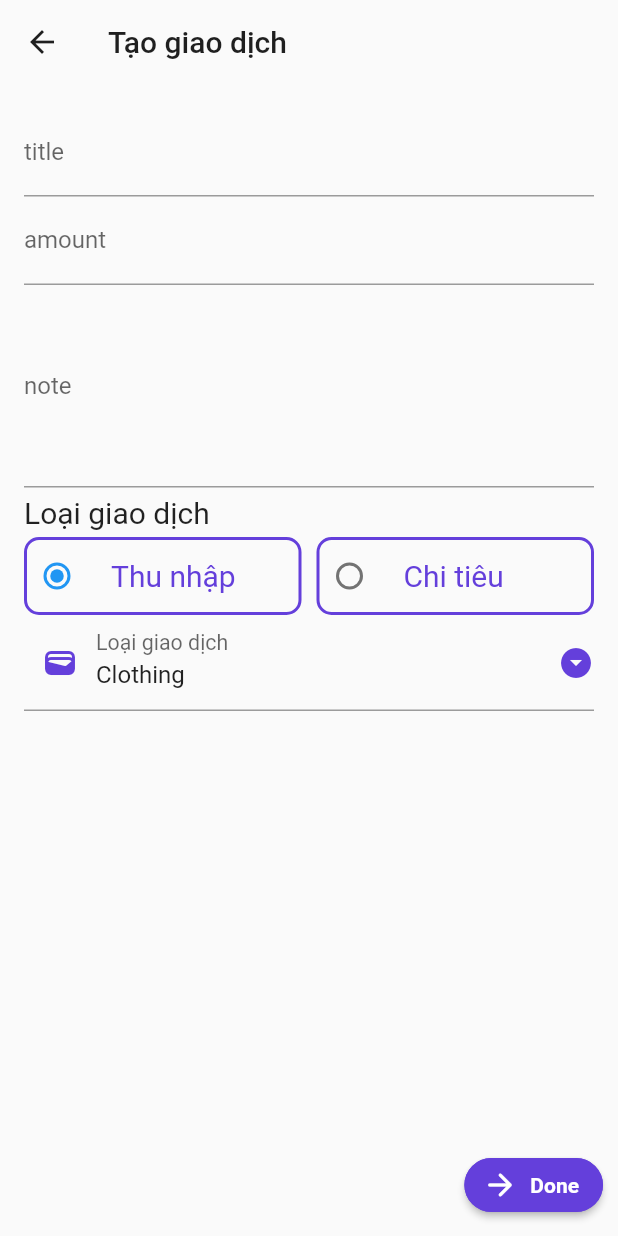
After one commit to kat1002/YourBuddy, a Flutter app: the AddTransaction screen opened directly, on a phone screen of 412 x 824 dp. The commit adds this screen. Run offline on Flutter 3.47's test engine with Material 2 defaults, Android fonts, the phone set to English and light mode, and no system bars; our stand-ins replace hive, hive_flutter, table_calendar; accounts and stored records are empty; Roboto replaces fonts that are missing (SFPro).

Commit message:
transaction update

```diff
--- a/lib/main.dart
+++ b/lib/main.dart
@@ -11,6 +11,7 @@ void main() async {
 
   await Hive.openBox("Event_Database");
   await Hive.openBox("Task_Database");
+  await Hive.openBox("Transaction_Database");
 
   runApp(MyApp());
 }
--- /dev/null
+++ b/lib/models/transaction.dart
@@ -0,0 +1,59 @@
+import 'package:hive/hive.dart';
+import 'package:uuid/uuid.dart';
+
+part 'transaction.g.dart';
+
+@HiveType(typeId: 1)
+class Transaction extends HiveObject {
+  @HiveField(0)
+  final String id;
+  @HiveField(1)
+  String title;
+  @HiveField(2)
+  double amount;
+  @HiveField(3)
+  String? note;
+  @HiveField(4)
+  TransactionType type;
+  @HiveField(5)
+  Category category;
+  Transaction({
+    required this.id,
+    required this.title,
+    required this.amount,
+    this.note,
+    required this.type,
+    required this.category,
+  });
+
+  factory Transaction.create(
+          {required String title,
+          required double amount,
+          String? note,
+          required TransactionType type,
+          required Category category}) =>
+      Transaction(
+          id: Uuid().v1(),
+          title: title,
+          amount: amount,
+          type: type,
+          category: category);
+}
+
+enum TransactionType { Income, Expense }
+
+enum Category {
+  Housing,
+  Transportation,
+  Food,
+  Ultilities,
+  Clothing,
+  Healthcare,
+  Insurance,
+  Supplies,
+  Personal,
+  Debt,
+  Education,
+  Gifts,
+  Entertainment
+}
--- /dev/null
+++ b/lib/util/add_transaction.dart
@@ -0,0 +1,197 @@
+import 'package:flutter/material.dart';
+import 'package:yourbuddy/models/transaction.dart';
+import 'package:yourbuddy/util/transaction_data_store.dart';
+import 'package:yourbuddy/widgets/transactiontype_radio_button.dart';
+
+class AddTransaction extends StatefulWidget {
+  const AddTransaction({
+    Key? key,
+  }) : super(key: key);
+
+  @override
+  State<AddTransaction> createState() => _AddTransactionState();
+}
+
+class _AddTransactionState extends State<AddTransaction> {
+  late DateTime _selectedDate;
+  final _titleController = TextEditingController();
+  final _amountController = TextEditingController();
+  final _noteController = TextEditingController();
+  TransactionType transactionType = TransactionType.Income;
+  Category category = Category.Clothing;
+
+  TransactionDataStore db = TransactionDataStore();
+
+  @override
+  void initState() {
+    super.initState();
+  }
+
+  @override
+  void dispose() {
+    _titleController.dispose();
+    _amountController.dispose();
+    _noteController.dispose();
+    super.dispose();
+  }
+
+  @override
+  Widget build(BuildContext context) {
+    return Scaffold(
+      appBar: AppBar(
+        title: const Text(
+          'Tạo giao dịch',
+          style: TextStyle(color: Color(0xff1f1f1f)),
+          textAlign: TextAlign.center,
+        ),
+        backgroundColor: Colors.transparent,
+        bottomOpacity: 0.0,
+        elevation: 0.0,
+        leading: IconButton(
+          onPressed: () {
+            Navigator.pop(context);
+          },
+          icon: Icon(Icons.arrow_back),
+          color: Color(0xff1f1f1f),
+        ),
+      ),
+      body: Stack(children: [
+        Positioned(
+          bottom: 10,
+          right: 10,
+          child: ElevatedButton.icon(
+            icon: Icon(
+              Icons.arrow_forward_rounded,
+            ),
+            label: Text(
+              'Done',
+              style: TextStyle(
+                fontWeight: FontWeight.bold,
+              ),
+            ),
+            style: ElevatedButton.styleFrom(
+              primary: Color(0xff643FDB),
+              shape: RoundedRectangleBorder(
+                side: BorderSide(color: Color(0xff643FDB)),
+                borderRadius: BorderRadius.circular(30),
+              ),
+            ),
+            onPressed: () {
+              _addTransaction();
+            },
+          ),
+        ),
+        ListView(
+          padding: const EdgeInsets.all(16.0),
+          children: [
+            TextField(
+              controller: _titleController,
+              maxLines: 1,
+              decoration: const InputDecoration(labelText: 'title'),
+            ),
+            TextField(
+              controller: _amountController,
+              maxLines: 1,
+              decoration: const InputDecoration(labelText: 'amount'),
+              keyboardType: TextInputType.number,
+            ),
+            TextField(
+              controller: _noteController,
+              maxLines: 5,
+              decoration: const InputDecoration(labelText: 'note'),
+            ),
+            SizedBox(
+              height: 5,
+            ),
+            Text(
+              'Loại giao dịch',
+              style: TextStyle(fontSize: 20),
+            ),
+            SizedBox(
+              height: 5,
+            ),
+            Row(
+              children: [
+                TransactionTypeRadioButton(
+                    title: 'Thu nhập',
+                    value: TransactionType.Income,
+                    transactionType: transactionType,
+                    onChanged: (value) {
+                      setState(() {
+                        transactionType = value as TransactionType;
+                      });
+                    }),
+                SizedBox(
+                  width: 10.0,
+                ),
+                TransactionTypeRadioButton(
+                    title: 'Chi tiêu',
+                    value: TransactionType.Expense,
+                    transactionType: transactionType,
+                    onChanged: (value) {
+                      setState(() {
+                        transactionType = value as TransactionType;
+                      });
+                    }),
+              ],
+            ),
+            DropdownButtonFormField(
+                value: category,
+                items: Category.values
+                    .map((e) => DropdownMenuItem(
+                          child: Text(e.name),
+                          value: e,
+                        ))
+                    .toList(),
+                dropdownColor: Color(0xff643FDB),
+                icon: const Icon(
+                  Icons.arrow_drop_down_circle,
+                  color: Color(0xff643FDB),
+                ),
+                decoration: InputDecoration(
+                  label: Text(
+                    'Loại giao dịch',
+                    style: TextStyle(fontSize: 19),
+                  ),
+                  prefixIcon: Icon(
+                    Icons.wallet,
+                    color: Color(0xff643FDB),
+                  ),
+                ),
+                onChanged: (val) {
+                  setState(() {
+                    category = val as Category;
+                  });
+                }),
+          ],
+        ),
+      ]),
+    );
+  }
+
+  void _addTransaction() async {
+    final title = _titleController.text;
+    final amount = _amountController.text;
+    final note = _noteController.text;
+    if (title.isEmpty) {
+      print('title cannot be empty');
+      return;
+    }
+
+    if (amount.isEmpty) {
+      print('amount cannot be empty');
+      return;
+    }
+
+    await db.createTransaction(Transaction.create(
+        title: title,
+        amount: double.parse(amount),
+        note: note,
+        type: transactionType,
+        category: category));
+
+    if (mounted) {
+      Navigator.pop<bool>(context, true);
+    }
+  }
+}
--- /dev/null
+++ b/lib/widgets/transactiontype_radio_button.dart
@@ -0,0 +1,41 @@
+import 'package:flutter/material.dart';
+import 'package:yourbuddy/models/transaction.dart';
+
+class TransactionTypeRadioButton extends StatelessWidget {
+  TransactionTypeRadioButton({
+    Key? key,
+    required this.title,
+    required this.value,
+    required this.transactionType,
+    required this.onChanged,
+  }) : super(key: key);
+
+  String title;
+  TransactionType value;
+  TransactionType? transactionType;
+
+  Function(TransactionType?)? onChanged;
+
+  @override
+  Widget build(BuildContext context) {
+    return Expanded(
+        child: RadioListTile<TransactionType>(
+      shape: RoundedRectangleBorder(
+        side: BorderSide(width: 2, color: Color(0xff643FDB)),
+        borderRadius: BorderRadius.circular(10),
+      ),
+      contentPadding: EdgeInsets.all(0.0),
+      value: value,
+      groupValue: transactionType,
+      dense: true,
+      title: Text(
+        title,
+        style: TextStyle(
+          fontSize: 20,
+          color: Color(0xff643FDB),
+        ),
+      ),
+      onChanged: onChanged,
+    ));
+  }
+}
```
Also changed, not shown: lib/models/money.dart (deleted, +0 -19 lines), lib/pages/moneywise.dart (+19 -1 lines), lib/util/add_event.dart (+35 -7 lines), lib/util/transaction_data_store.dart (added, +28 -0 lines), lib/widgets/transaction_item.dart (added, +36 -0 lines), lib/models/transaction.g.dart, lib/util/money_data_store.dart (deleted), 1 other file.
